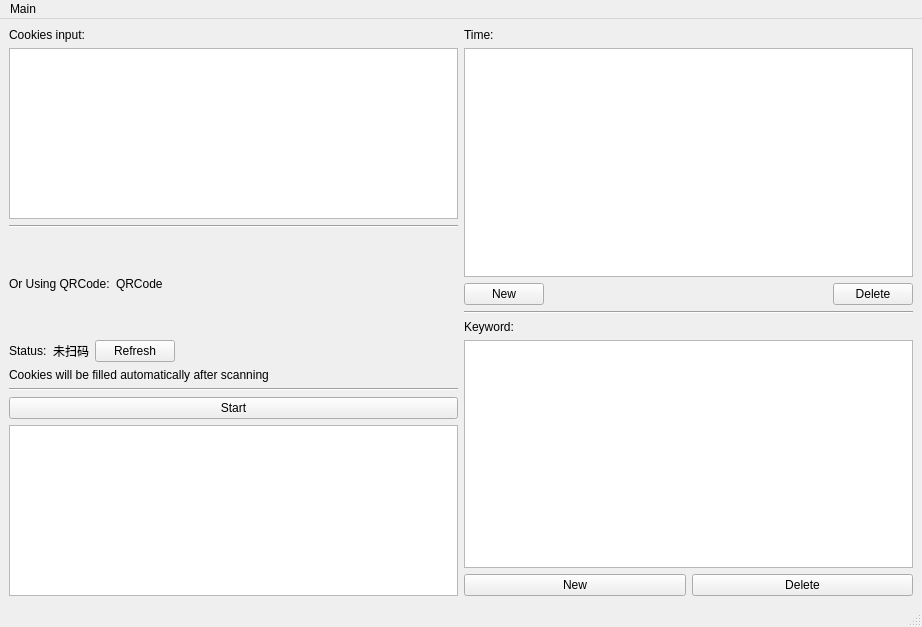
The window that ui/main.ui (Bluesky303/BiliBili-Comments-Crawler) describes before a commit, drawn with Qt 5.
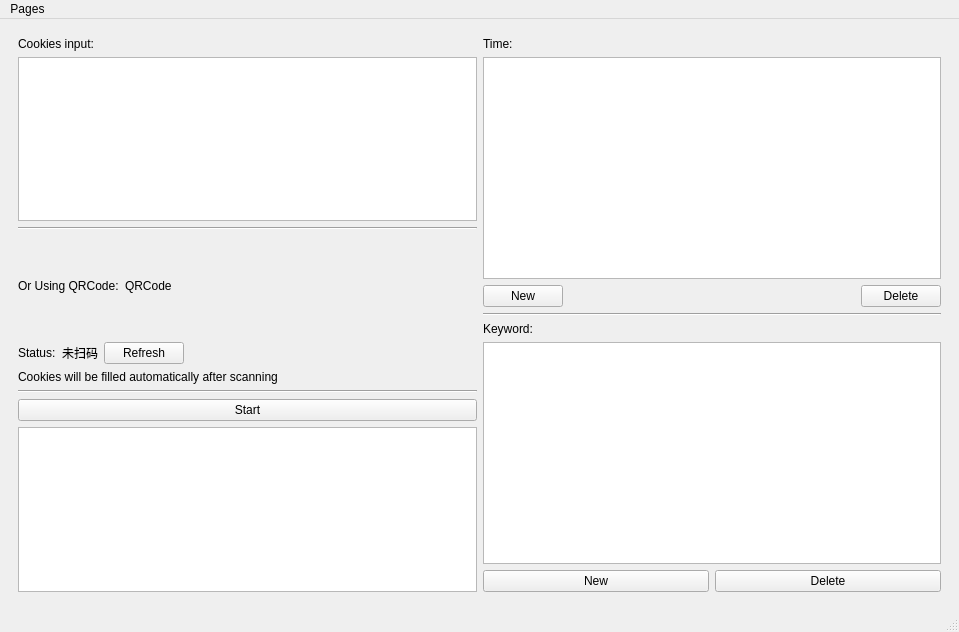
The same window after the commit.

Patch:
```diff
--- a/ui/main.ui
+++ b/ui/main.ui
@@ -6,14 +6,21 @@
    <rect>
     <x>0</x>
     <y>0</y>
-    <width>922</width>
-    <height>627</height>
+    <width>959</width>
+    <height>632</height>
    </rect>
   </property>
   <property name="windowTitle">
    <string>MainWindow</string>
   </property>
   <widget class="QWidget" name="centralwidget">
+   <layout class="QVBoxLayout" name="verticalLayout">
+    <item>
+     <widget class="QStackedWidget" name="stackedWidget">
+      <property name="currentIndex">
+       <number>0</number>
+      </property>
+      <widget class="QWidget" name="mainPage">
    <layout class="QHBoxLayout" name="horizontalLayout_2">
     <item>
      <layout class="QHBoxLayout" name="horizontalLayout">
@@ -331,18 +338,23 @@
     </item>
    </layout>
   </widget>
+      <widget class="QWidget" name="option1"/>
+     </widget>
+    </item>
+   </layout>
+  </widget>
   <widget class="QMenuBar" name="menubar">
    <property name="geometry">
     <rect>
      <x>0</x>
      <y>0</y>
-     <width>922</width>
+     <width>959</width>
      <height>22</height>
     </rect>
    </property>
    <widget class="QMenu" name="menuMain">
     <property name="title">
-     <string>Main</string>
+     <string>Pages</string>
     </property>
    </widget>
    <addaction name="menuMain"/>
```
Left out of the diff: 12 changed lines with no effect on the pictures. Lines whose indentation alone changed are shown as unchanged.
